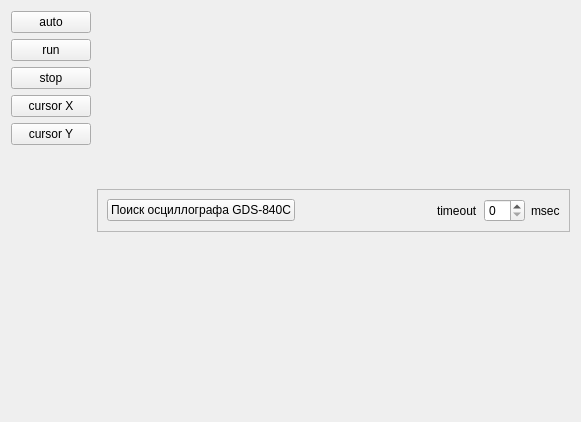
This is Qt/Organizations/Impulse/lib/measuring/oscilloscope_GDS_840C/src/ui/oscilloscope_gds_840c.ui in RinatB2017/mega_GIT as Qt 5 draws it before an edit. The edited form follows.
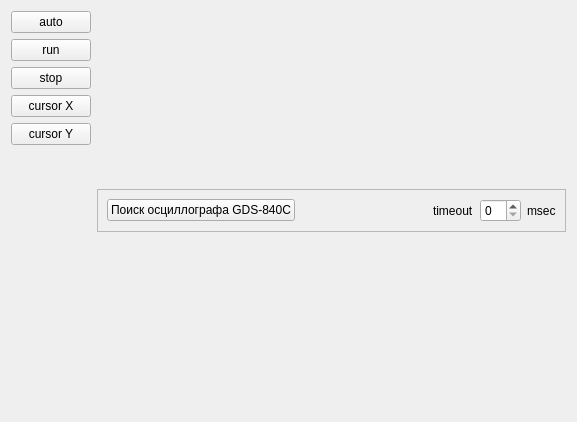
This is the edited form.

Diff of the .ui file:
```diff
--- a/Qt/Organizations/Impulse/lib/measuring/oscilloscope_GDS_840C/src/ui/oscilloscope_gds_840c.ui
+++ b/Qt/Organizations/Impulse/lib/measuring/oscilloscope_GDS_840C/src/ui/oscilloscope_gds_840c.ui
@@ -1,12 +1,12 @@
 <?xml version="1.0" encoding="UTF-8"?>
 <ui version="4.0">
  <class>Oscilloscope_GDS_840C</class>
- <widget class="QFrame" name="Oscilloscope_GDS_840C">
+ <widget class="QWidget" name="Oscilloscope_GDS_840C">
   <property name="geometry">
    <rect>
     <x>0</x>
     <y>0</y>
-    <width>581</width>
+    <width>577</width>
     <height>422</height>
    </rect>
   </property>
```
